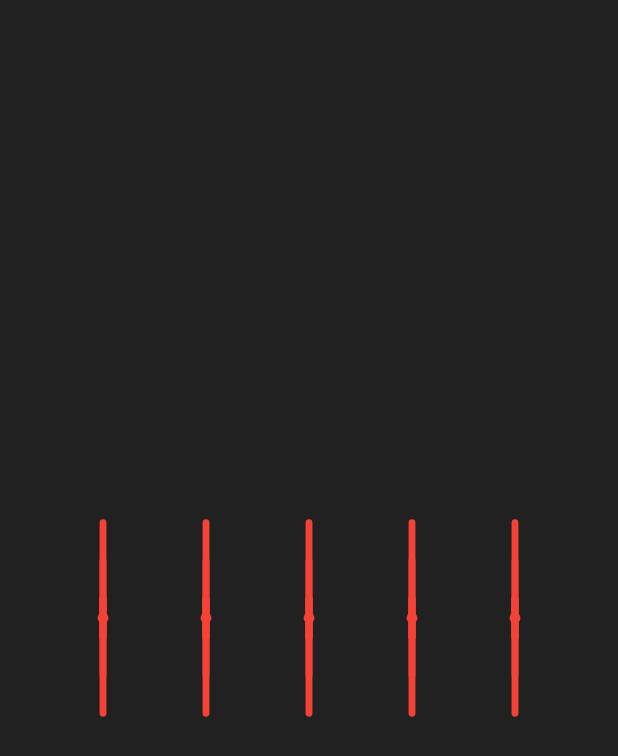
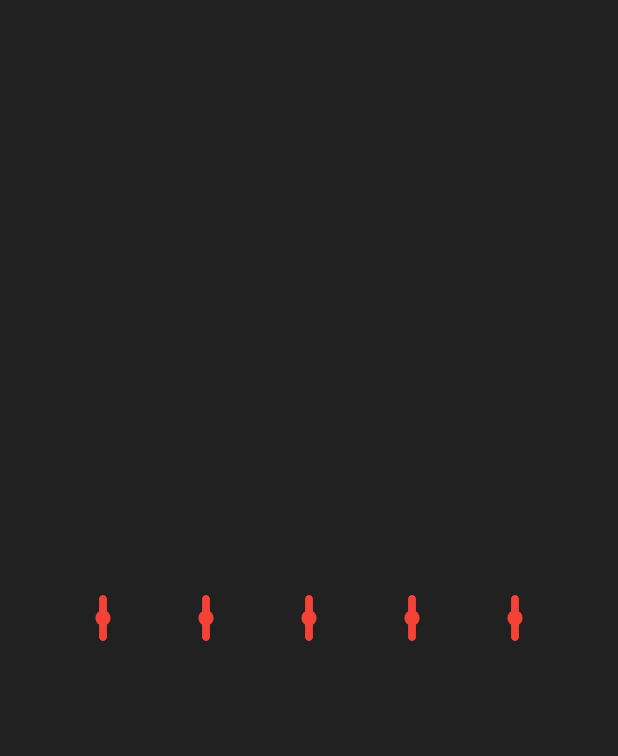
Before and after one commit to Anwesh43/LinkedLineToHRotStepView, an Android app: the screen it shows after launch (MainActivity), on a phone screen of 412 x 824 dp. Shown: the top 756 px of the screen. Run offline under Robolectric (Android 15) with nearby library versions, the phone set to English and light mode, and no system bars.

Commit message:
adding drawing fixes

```diff
--- a/linetohrotstepview/src/main/java/com/anwesh/uiprojects/linetohrotstepview/LineToHRotStepView.kt
+++ b/linetohrotstepview/src/main/java/com/anwesh/uiprojects/linetohrotstepview/LineToHRotStepView.kt
@@ -21,6 +21,7 @@ val scGap : Float = 0.05f
 val backColor : Int = Color.parseColor("#212121")
 val strokeColor : Int = Color.parseColor("#f44336")
 val DELAY : Long = 25
+val rFactor : Int = 5
 
 fun Int.inverse() : Float = 1f / this
 fun Float.maxScale(i : Int, n : Int) : Float = Math.max(0f, this - i * n.inverse()).toFloat()
@@ -36,6 +37,7 @@ fun Canvas.drawLHRSNode(i : Int, scale : Float, paint : Paint) {
     val sc1 : Float = scale.divideScale(0, 2)
     val sc2 : Float = scale.divideScale(1, 2)
     val size : Float = gap / sizeFactor
+    val r : Float = size / rFactor
     paint.strokeCap = Paint.Cap.ROUND
     paint.strokeWidth = Math.min(w, h) / strokeFactor
     paint.color = strokeColor
@@ -43,14 +45,21 @@ fun Canvas.drawLHRSNode(i : Int, scale : Float, paint : Paint) {
     translate(gap * (i + 1), h/2)
     rotate(90f * sc2)
     drawLine(0f, -size/2, 0f, size/2, paint)
-    drawCircle(0f, 0f, size/7, paint)
-    for(j in (0..(lines - 1))) {
+    drawCircle(0f, 0f, r, paint)
+    for (j in 0..((lines/2) - 1)) {
         val sf : Float = 1f - 2 * j
-        val sc : Float = sc1.divideScale(j, lines)
+        val scj : Float = sc1.divideScale(j, (lines/2))
         save()
-        translate(0f, size/2 * sf)
-        rotate(90f * sc * sf)
-        drawLine(0f, 0f, 0f, -size * sf, paint)
+        scale(sf, 1f)
+        for (k in 0..((lines/2) - 1)) {
+            val sck : Float = scj.divideScale(k, (lines/2))
+            val sk : Float = 1f - 2 * k
+            save()
+            translate(0f, size/2 * sk)
+            rotate(90f * sk * sck)
+            drawLine(0f, 0f, 0f, -size * sk, paint)
+            restore()
+        }
         restore()
     }
     restore()
```
